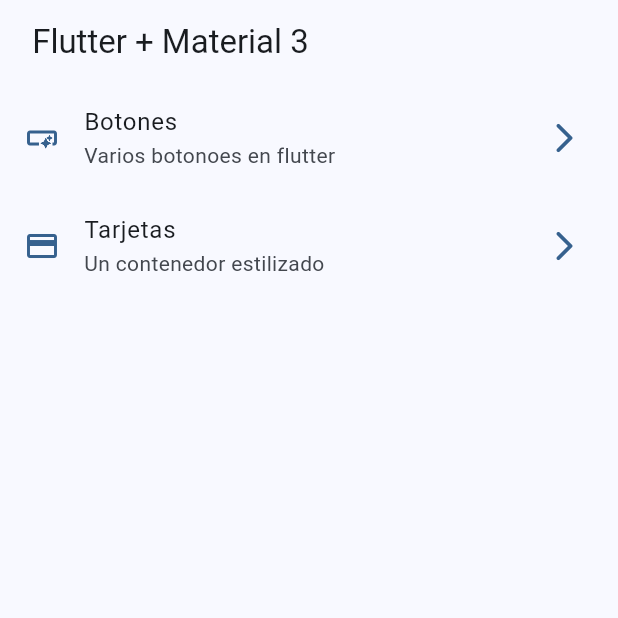
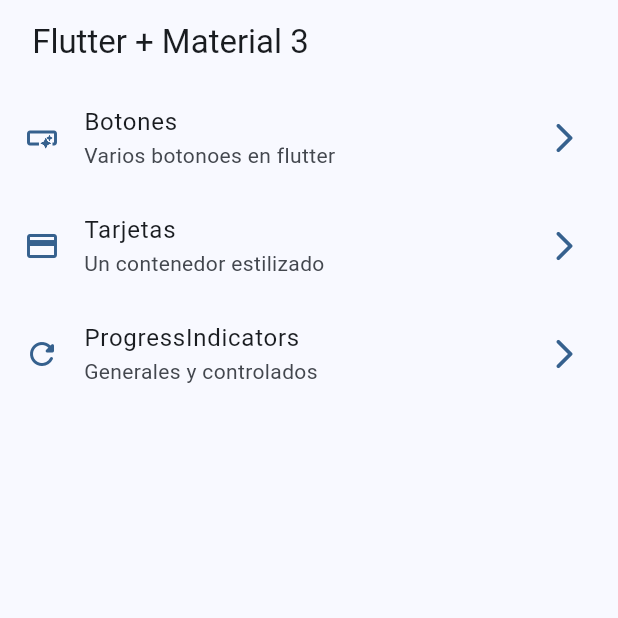
Before and after one commit to DSOscarDev/widgets_app, a Flutter app: the screen it shows after launch, on a phone screen of 412 x 824 dp, the top half of it. Run offline on Flutter 3.47's test engine with Material 3 defaults, Android fonts, the phone set to English and light mode, and no system bars; our stand-ins replace go_router.

Commit message:
progress inficator finish

```diff
--- a/lib/config/menu/menu_items.dart
+++ b/lib/config/menu/menu_items.dart
@@ -23,10 +23,19 @@ const appMenuItems =<MenuItem>[
   link: '/buttons',
   icon: Icons.smart_button_outlined
   ),
+
   MenuItem(
   title: 'Tarjetas',
   subTitle: 'Un contenedor estilizado',
   link: '/cards',
   icon: Icons.credit_card
   ),
+
+  MenuItem(
+  title: 'ProgressIndicators',
+  subTitle: 'Generales y controlados',
+  link: '/progress',
+  icon: Icons.refresh_rounded
+  ),
+
 ];
--- a/lib/config/router/app_router.dart
+++ b/lib/config/router/app_router.dart
@@ -21,5 +21,10 @@ final appRouter = GoRouter(
       name: CardsScreen.name,
       builder: (context, state) => const CardsScreen(),
     ),
+    GoRoute(
+      path: '/progress',
+      name: ProgressScreen.name,
+      builder: (context, state) => const ProgressScreen(),
+    ),
   ]
 );
```
Also changed, not shown: lib/presentation/screens/progress/progress_screen.dart (+59 -1 lines). Lines whose indentation alone changed are shown as unchanged.
